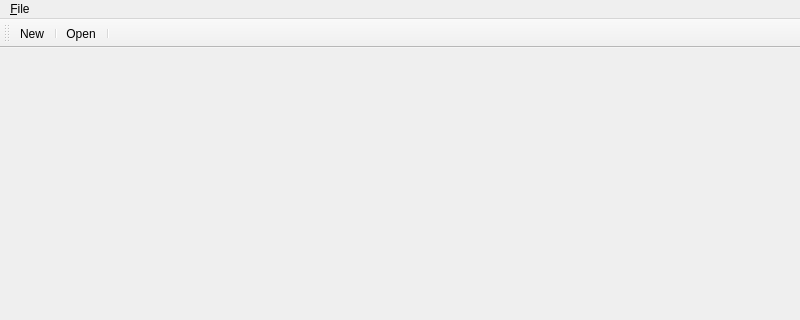
This is app/MainWindow.ui in dhaumann/tikzkit as Qt 5 draws it before an edit; both pictures show x 0 to 800 and y 0 to 320 of the 800 by 600 pixel window. The edited form follows.
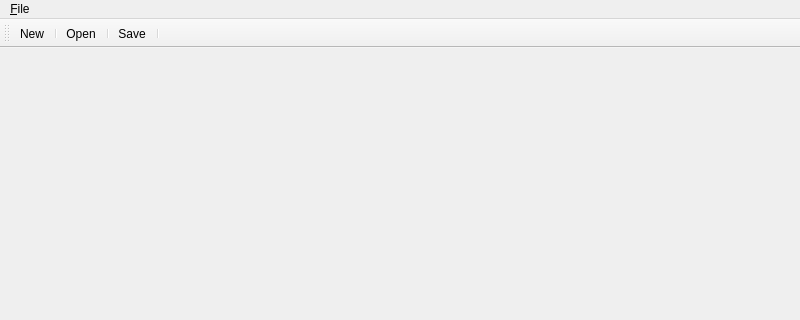
This is the edited form.

What changed in the file:
```diff
--- a/app/MainWindow.ui
+++ b/app/MainWindow.ui
@@ -49,6 +49,8 @@
    <addaction name="separator"/>
    <addaction name="aOpen"/>
    <addaction name="separator"/>
+   <addaction name="aSave"/>
+   <addaction name="separator"/>
   </widget>
   <action name="aOpen">
    <property name="text">
@@ -74,6 +76,17 @@
     <string>Ctrl+Q</string>
    </property>
   </action>
+  <action name="aSave">
+   <property name="text">
+    <string>Save</string>
+   </property>
+   <property name="toolTip">
+    <string>Save</string>
+   </property>
+   <property name="shortcut">
+    <string>Ctrl+S</string>
+   </property>
+  </action>
  </widget>
  <resources/>
  <connections>
```
Left out of the diff: 1 changed line with no effect on the pictures.
